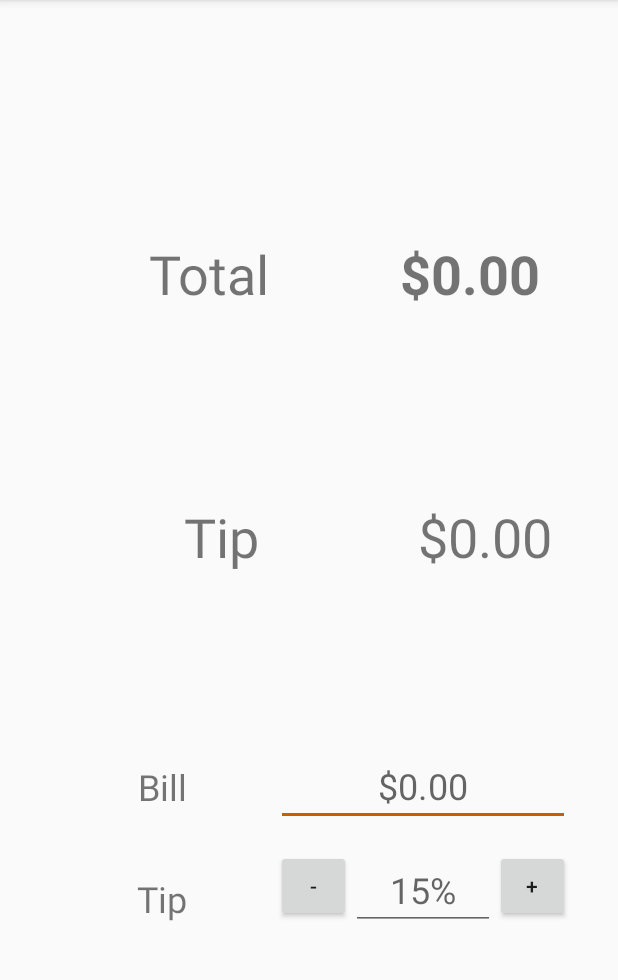
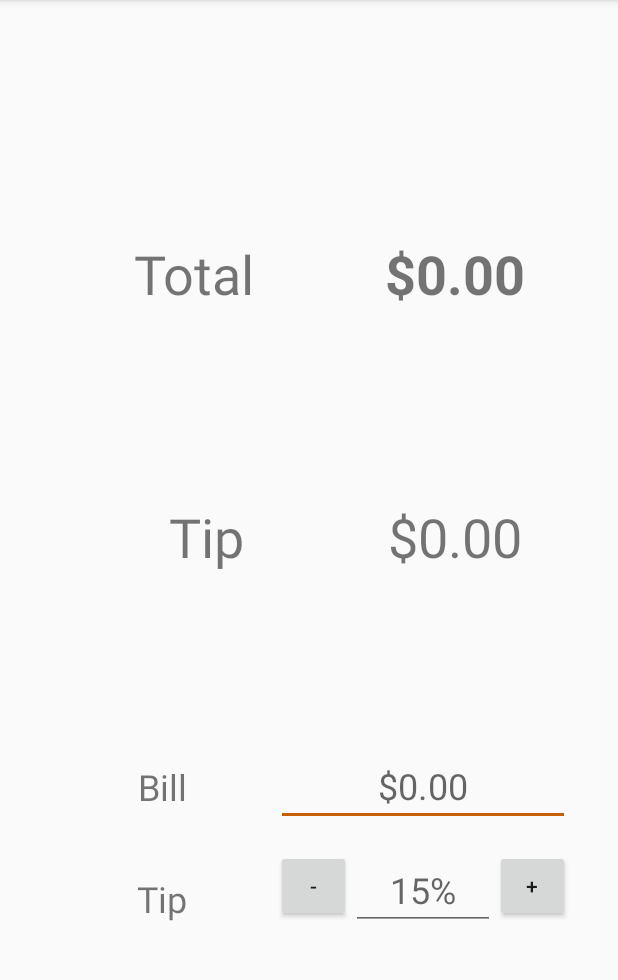
Before and after one commit to ahinchman1/AmandaHinchman-Android-PreTryout-Starter-Final, an Android app: the screen it shows after launch (MainActivity), on a phone screen of 412 x 824 dp, the part 84-1064 px from its top. Run offline under Robolectric (Android 15) with nearby library versions, the phone set to English and light mode, and no system bars.

```diff
--- a/app/src/main/java/com/raywenderlich/android/tipcalculator/MainActivity.kt
+++ b/app/src/main/java/com/raywenderlich/android/tipcalculator/MainActivity.kt
@@ -54,9 +54,7 @@ class MainActivity : AppCompatActivity() {
     total_amount.text = billFormat.format(newValue)
   }
 
-  private val locale = Locale.getDefault()
-  private val currency = Currency.getInstance(locale)
-  private val billFormat = NumberFormat.getCurrencyInstance(locale)
+  private val billFormat = NumberFormat.getCurrencyInstance(Locale.getDefault())
 
   override fun onCreate(savedInstanceState: Bundle?) {
     // Switch to AppTheme for displaying the activity
@@ -90,7 +88,7 @@ class MainActivity : AppCompatActivity() {
   fun stripAndReapplyCurrency(stringText: String, tw: TextWatcher) {
     bill_edit_text.removeTextChangedListener(tw)
 
-    val currentBill = stringText.toBill(currency)
+    val currentBill = stringText.toBill()
 
     recalculateWithUpdatedBill(currentBill)
     val current = billFormat.format(currentBill)
@@ -104,7 +102,7 @@ class MainActivity : AppCompatActivity() {
   }
 
   private fun recalculateWithUpdatedTip(percent: Int) {
-    val currentBill = bill_edit_text.text.toString().toBill(currency)
+    val currentBill = bill_edit_text.text.toString().toBill()
     val tip = calculateTip(currentBill, percent)
     totalBill = tip + currentBill
 
--- a/app/src/main/res/layout/activity_main.xml
+++ b/app/src/main/res/layout/activity_main.xml
@@ -55,12 +55,10 @@
       android:layout_height="wrap_content"
       android:textSize="36sp"
       android:text="@string/default_bill_amount"
-      android:autoSizeMaxTextSize="36dp"
-      app:autoSizeTextType="uniform"
       app:layout_constraintTop_toBottomOf="@id/total_amount"
       app:layout_constraintBottom_toTopOf="@id/bill_label"
       app:layout_constraintStart_toStartOf="@id/total_amount"
-      app:layout_constraintEnd_toEndOf="parent"/>
+      app:layout_constraintEnd_toEndOf="@id/total_amount"/>
 
   <TextView
       android:id="@+id/bill_label"
```
Also changed, not shown: app/src/main/java/com/raywenderlich/android/tipcalculator/Utils.kt (+4 -8 lines), 1 other file.
